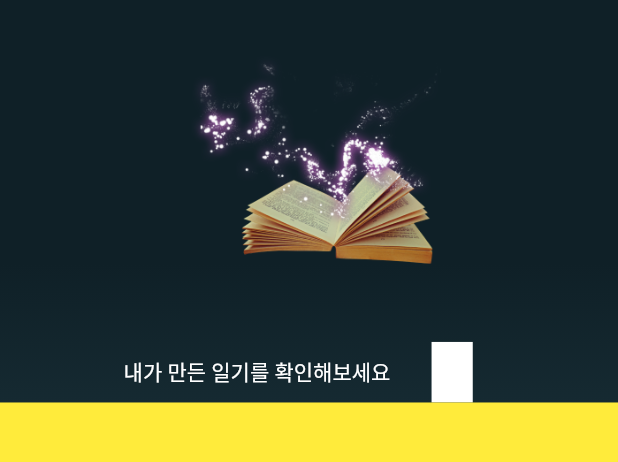
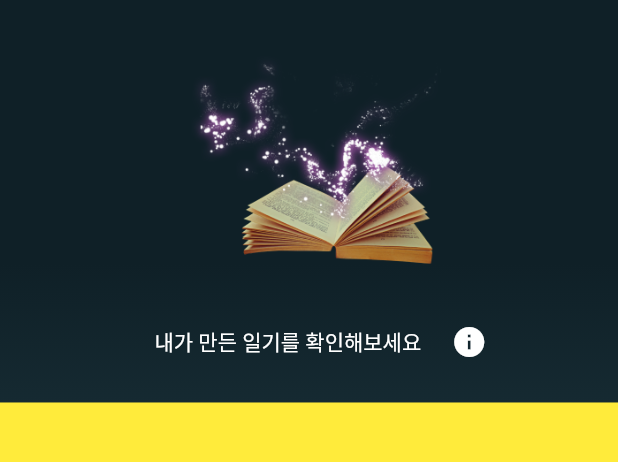
Before and after one commit to doseee/fakediary, a Flutter app: the DiaryListScreen screen opened directly, on a phone screen of 412 x 824 dp, the part 107-569 px from its top. Run offline on Flutter 3.47's test engine with Material 2 defaults, Android fonts, the phone set to English and light mode, and no system bars; our stand-ins replace carousel_slider, dots_indicator, flutter_dotenv, flutter_spinkit, geolocator, gradient_borders and 4 more; accounts and stored records are empty; project files that could hold a hidden picture were left out.

Commit message:
⭐FEAT : info modal widget 생성 - info 모달 띄울 때 사용할 수 있는 위젯 제작했습니다.
RESOLVES:

```diff
--- a/frontend/lib/main.dart
+++ b/frontend/lib/main.dart
@@ -48,7 +48,7 @@ class MyApp extends StatelessWidget {
       theme: ThemeData(
         primarySwatch: Colors.blue,
       ),
-      home: const MainScreen(),
+      home: const Splash(),
     );
   }
 }
--- a/frontend/lib/screens/diary_list_screen.dart
+++ b/frontend/lib/screens/diary_list_screen.dart
@@ -1,5 +1,6 @@
 import 'package:flutter/cupertino.dart';
 import 'package:flutter/material.dart';
+import 'package:frontend/widgets/info_modal.dart';
 
 import 'menu_screen.dart';
 
@@ -11,6 +12,7 @@ class DiaryListScreen extends StatefulWidget {
 }
 
 class _DiaryListScreenState extends State<DiaryListScreen> {
+
   @override
   Widget build(BuildContext context) {
     return Container(
@@ -82,17 +84,22 @@ class _DiaryListScreenState extends State<DiaryListScreen> {
                   Flexible(flex: 2, child: Container(
                     child: Column(
                       children: [
-                        Flexible(flex: 1, child: Container(),),
                         Flexible(flex: 1, child: Row(
                           children: [
                             Flexible(flex: 2, child: Container(),),
-                            Flexible(flex: 6, child: Text('내가 만든 일기를 확인해보세요', style: TextStyle(color: Colors.white),)),
+                            Flexible(flex: 4, child: Text('내가 만든 일기를 확인해보세요', style: TextStyle(color: Colors.white),)),
                             Flexible(flex: 2, child: Row(
 
                               children: [
                                 Flexible(flex: 1, child: Container(),),
-                                Flexible(flex: 1, child: Container(
-                                decoration: BoxDecoration(color: Colors.white),
+                                Flexible(flex: 11, child: Container(
+                                child: IconButton(
+                                  icon: Icon(Icons.info, color: Colors.white),
+                                    onPressed: (){
+                                    showDialog(context: context, builder: (context){
+                                      return InfoModal(text: '일기를 선택하면 표지, 타이틀, 요약 확인 및 일기 확인 페이지 이동, 교환이 가능합니다');
+                                    });
+                                    }),
                               ),),
                                 Flexible(flex: 1, child: Container(),)],
                             )),
```
Also changed, not shown: frontend/lib/widgets/info_modal.dart (added, +27 -0 lines).
